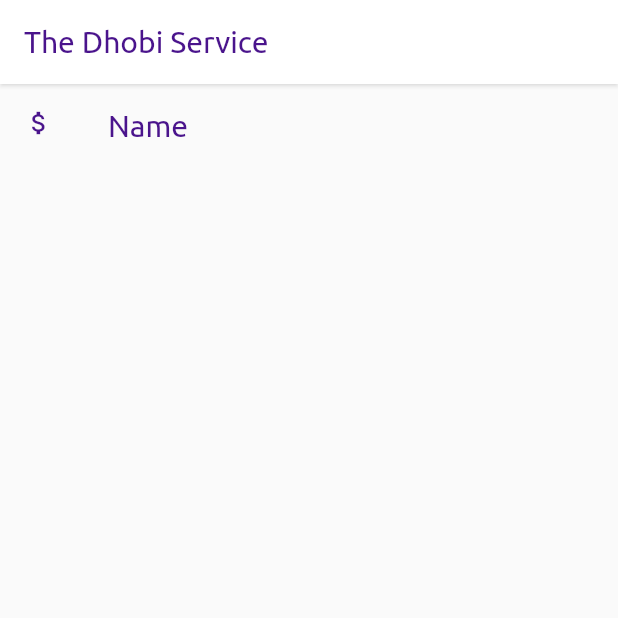
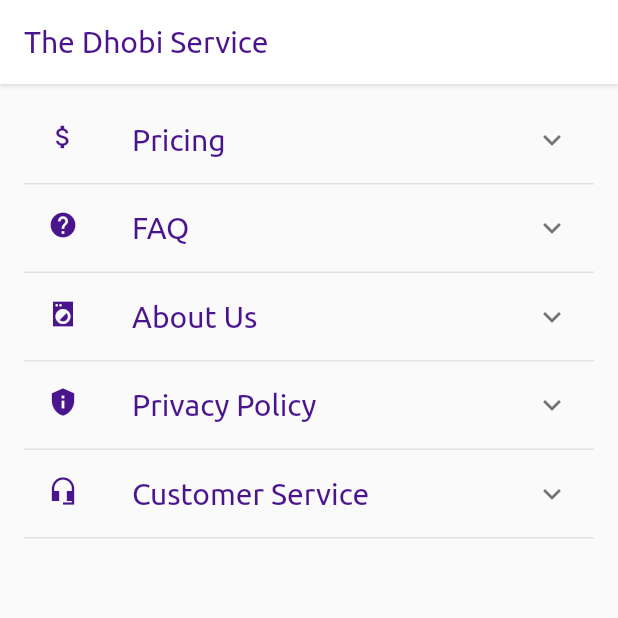
Before and after one commit to arunabhdas/dhobi_app, a Flutter app: the InfoTab screen opened directly, on a phone screen of 412 x 824 dp, the top half of it. Run offline on Flutter 3.47's test engine with Material 2 defaults, Android fonts, the phone set to English and light mode, and no system bars; our stand-ins replace connectivity, firebase_auth, firebase_core, firebase_database, firebase_storage, image_cropper and 2 more; accounts and stored records are empty.

Commit message:
polishes on previous commit

```diff
--- a/lib/global_variables.dart
+++ b/lib/global_variables.dart
@@ -1,11 +1,12 @@
 import 'package:dhobi_app/datamodels/OurUser.dart';
 import 'package:firebase_auth/firebase_auth.dart';
 import 'package:firebase_storage/firebase_storage.dart';
+import 'package:flutter/material.dart';
 
 User currentFirebaseUser;
 OurUser currentUserInfo;
 
-String accessToken = '469959c5-d3e2-46d5-a31c-0fb5ef65d8e5';
-
 Reference profilePicRef =
     FirebaseStorage.instance.ref().child('${currentUserInfo.id}/ProfilePic');
+
+final kSmall = TextStyle(fontSize: 15, color: Colors.deepPurple[900]);
--- a/lib/tabs/info_tab.dart
+++ b/lib/tabs/info_tab.dart
@@ -1,3 +1,5 @@
+import 'package:dhobi_app/global_variables.dart';
+import 'package:dhobi_app/widgets/BrandDivider.dart';
 import 'package:flutter/material.dart';
 
 class InfoTab extends StatelessWidget {
@@ -13,21 +15,89 @@ class InfoTab extends StatelessWidget {
           style: TextStyle(fontSize: 20, color: Colors.purple[900]),
         ),
       ),
-      body: Container(
-        child: ListTile(
+      body: Padding(
+        padding: const EdgeInsets.symmetric(horizontal: 16.0, vertical: 8),
+        child: Column(
+          crossAxisAlignment: CrossAxisAlignment.start,
+          children: [
+            ExpansionTile(
+              children: [],
               leading: Icon(
                 Icons.attach_money_sharp,
                 size: 20,
                 color: Colors.purple[900],
               ),
               title: Text(
-            'Name',
+                'Pricing',
                 style: TextStyle(
                   fontSize: 20,
                   color: Colors.purple[900],
                 ),
               ),
             ),
+            BrandDivider(),
+            ExpansionTile(
+              leading: Icon(
+                Icons.help_sharp,
+                size: 20,
+                color: Colors.purple[900],
+              ),
+              title: Text(
+                'FAQ',
+                style: TextStyle(
+                  fontSize: 20,
+                  color: Colors.purple[900],
+                ),
+              ),
+            ),
+            BrandDivider(),
+            ExpansionTile(
+              leading: Icon(
+                Icons.local_laundry_service_sharp,
+                size: 20,
+                color: Colors.purple[900],
+              ),
+              title: Text(
+                'About Us',
+                style: TextStyle(
+                  fontSize: 20,
+                  color: Colors.purple[900],
+                ),
+              ),
+            ),
+            BrandDivider(),
+            ExpansionTile(
+              leading: Icon(
+                Icons.privacy_tip_sharp,
+                size: 20,
+                color: Colors.purple[900],
+              ),
+              title: Text(
+                'Privacy Policy',
+                style: TextStyle(
+                  fontSize: 20,
+                  color: Colors.purple[900],
+                ),
+              ),
+            ),
+            BrandDivider(),
+            ExpansionTile(
+              leading: Icon(
+                Icons.headset_mic_sharp,
+                size: 20,
+                color: Colors.purple[900],
+              ),
+              title: Text(
+                'Customer Service',
+                style: TextStyle(
+                  fontSize: 20,
+                  color: Colors.purple[900],
+                ),
+              ),
+            ),
+            BrandDivider(),
+          ],
+        ),
       ),
     );
   }
--- a/lib/tabs/settings_tab.dart
+++ b/lib/tabs/settings_tab.dart
@@ -32,6 +32,7 @@ class _SettingsTabState extends State<SettingsTab> {
   Future getImage() async {
     var pickedImage = await picker.getImage(source: ImageSource.gallery);
     File tempImage = await ImageCropper.cropImage(
+      cropStyle: CropStyle.circle,
       sourcePath: pickedImage.path,
       maxWidth: 500,
       maxHeight: 500,
```
Lines whose indentation alone changed are shown as unchanged.
